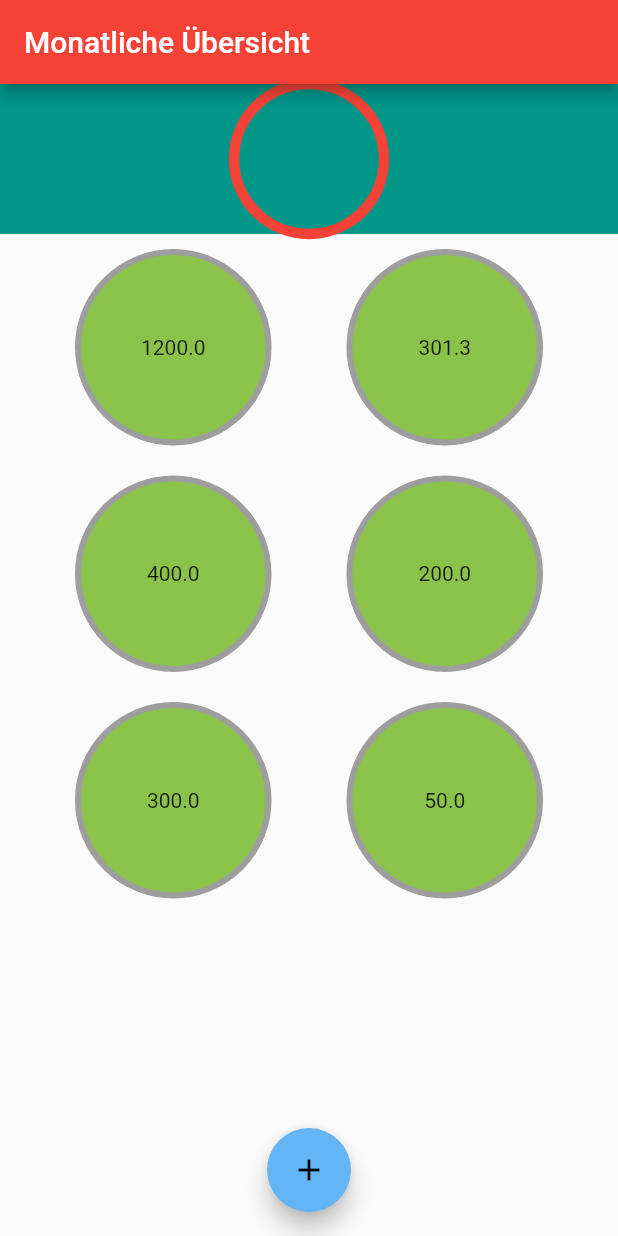
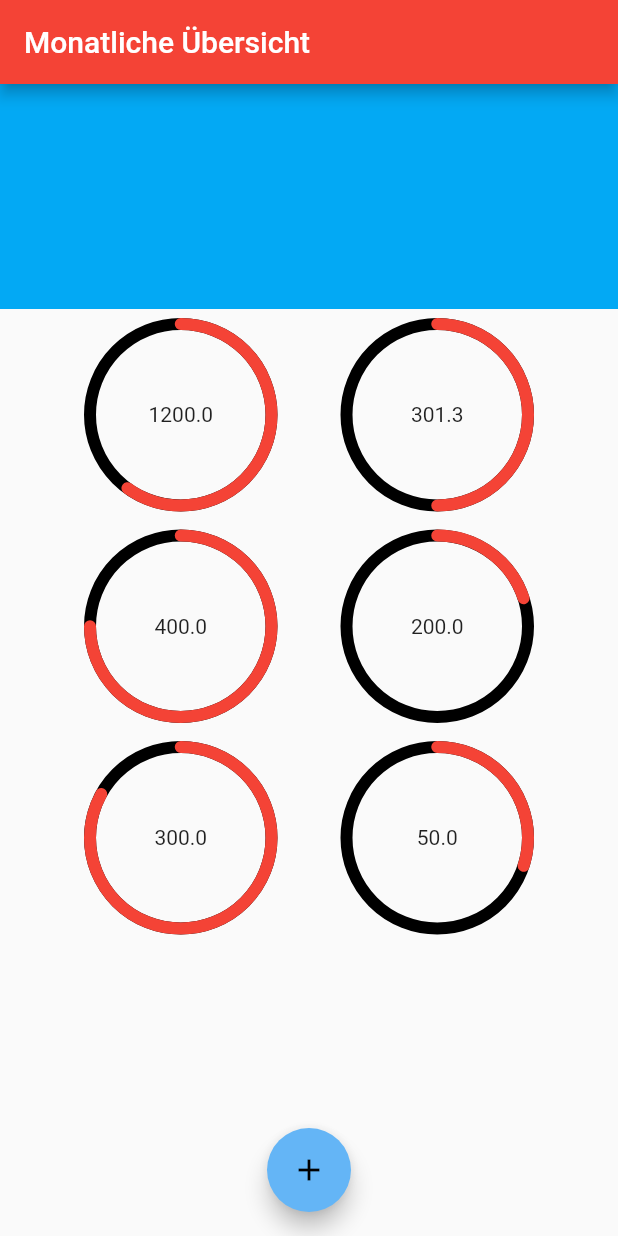
Before and after one commit to Undermyspell/flutter, a Flutter app: the screen it shows after launch, on a phone screen of 412 x 824 dp. Run offline on Flutter 3.47's test engine with Material 2 defaults, Android fonts, the phone set to English and light mode, and no system bars.

Commit message:
adds proper circle

```diff
--- a/power-usage/power_usage/lib/screens/monthly_usage_screen.dart
+++ b/power-usage/power_usage/lib/screens/monthly_usage_screen.dart
@@ -1,7 +1,6 @@
 import 'package:flutter/cupertino.dart';
 
 import 'package:flutter/material.dart';
-import '../widgets/circle_progress.dart';
 import '../widgets/power_usage_tile.dart';
 import '../state/usages.dart';
 
@@ -23,15 +22,7 @@ class MonthlyUsageScreen extends StatelessWidget {
               Expanded(
                 child: Container(
                   color: Colors.lightBlue,
-                  height: 100,
-                  child: CustomPaint(
-                    foregroundPainter: CirclesProgress(),
-                    child: Container(
-                      height: 50,
-                      width: 50,
-                      color: Colors.teal,
-                    ),
-                  ),
+                  height: 150,
                 ),
               ),
             ],
@@ -39,7 +30,7 @@ class MonthlyUsageScreen extends StatelessWidget {
           Expanded(
             child: Container(
                 child: GridView.count(
-              padding: EdgeInsets.symmetric(horizontal: 50, vertical: 10),
+              padding: EdgeInsets.symmetric(horizontal: 60, vertical: 10),
               crossAxisCount: 2,
               crossAxisSpacing: 50,
               mainAxisSpacing: 20,
@@ -48,24 +39,32 @@ class MonthlyUsageScreen extends StatelessWidget {
                 PowerUsageTile(
                   loadedPowerUsage[0].counterMeterConsumption,
                   Colors.grey,
+                  60,
                 ),
                 PowerUsageTile(
                   loadedPowerUsage[0].counterMeterFeedIn,
                   Colors.blue,
+                  50,
                 ),
                 PowerUsageTile(
                   loadedPowerUsage[0].consumptionSonnenApp,
                   Colors.blue,
+                  75,
                 ),
                 PowerUsageTile(
                   loadedPowerUsage[0].consumptionGridSonnenApp,
                   Colors.blue,
+                  20,
                 ),
                 PowerUsageTile(
-                    loadedPowerUsage[0].consumptionHeating, Colors.blue),
+                  loadedPowerUsage[0].consumptionHeating,
+                  Colors.blue,
+                  83,
+                ),
                 PowerUsageTile(
                   loadedPowerUsage[0].consumptionWarmWater,
                   Colors.blue,
+                  30,
                 ),
               ],
             )),
--- a/power-usage/power_usage/lib/widgets/circle_progress.dart
+++ b/power-usage/power_usage/lib/widgets/circle_progress.dart
@@ -2,15 +2,21 @@ import 'package:flutter/material.dart';
 import 'dart:math' as math;
 
 class CirclesProgress extends CustomPainter {
+
+  final double percentage;
+
+  CirclesProgress(this.percentage);
+
   @override
   void paint(Canvas canvas, Size size) {
     Paint outerCircle = Paint()
-      ..strokeWidth = 7
+      ..strokeWidth = 8
       ..style = PaintingStyle.stroke
-      ..color = Colors.red;
+      ..color = Colors.black;
 
     Paint completeArc = Paint()
-      ..strokeWidth = 7
+      ..strokeWidth = 8
+      ..color = Colors.red
       ..style = PaintingStyle.stroke
       ..strokeCap = StrokeCap.round;
 
@@ -18,6 +24,12 @@ class CirclesProgress extends CustomPainter {
     double radius = math.min(size.width / 2, size.height / 2);
 
     canvas.drawCircle(center, radius, outerCircle);
+
+    double angle = 2 * math.pi * (percentage / 100);
+    print(angle);
+
+    canvas.drawArc(Rect.fromCircle(center: center, radius: radius),
+        -math.pi / 2, angle, false, completeArc);
   }
 
   @override
--- a/power-usage/power_usage/lib/widgets/power_usage_tile.dart
+++ b/power-usage/power_usage/lib/widgets/power_usage_tile.dart
@@ -1,24 +1,27 @@
 import 'package:flutter/material.dart';
+import 'package:power_usage/widgets/circle_progress.dart';
 
 class PowerUsageTile extends StatelessWidget {
   final Color background;
   final double amount;
+  final double percentage;
 
-  const PowerUsageTile(this.amount, this.background);
+  const PowerUsageTile(this.amount, this.background, this.percentage);
 
   @override
   Widget build(BuildContext context) {
     return Container(
       decoration: BoxDecoration(
-          shape: BoxShape.circle,
-          color: Colors.lightGreen,
-          border: Border.all(
-            width: 4,
-            color: Colors.grey
-          )),
-      child: Center(
-        child: Text(
-          amount.toString(),
+        shape: BoxShape.circle,
+        // color: Colors.lightGreen,
+        // border: Border.all(width: 4, color: Colors.grey),
+      ),
+      child: CustomPaint(
+        foregroundPainter: CirclesProgress(percentage),
+        child: Center(
+          child: Text(
+            amount.toString(),
+          ),
         ),
       ),
     );
```
